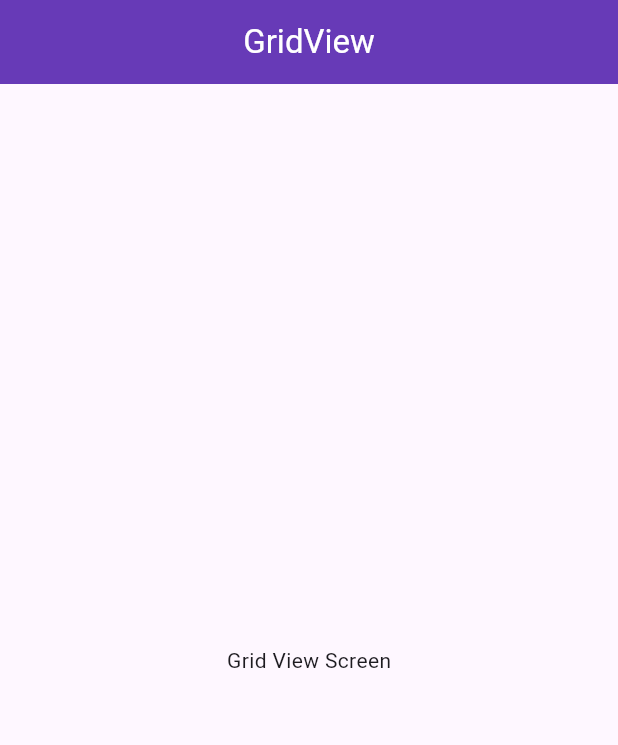
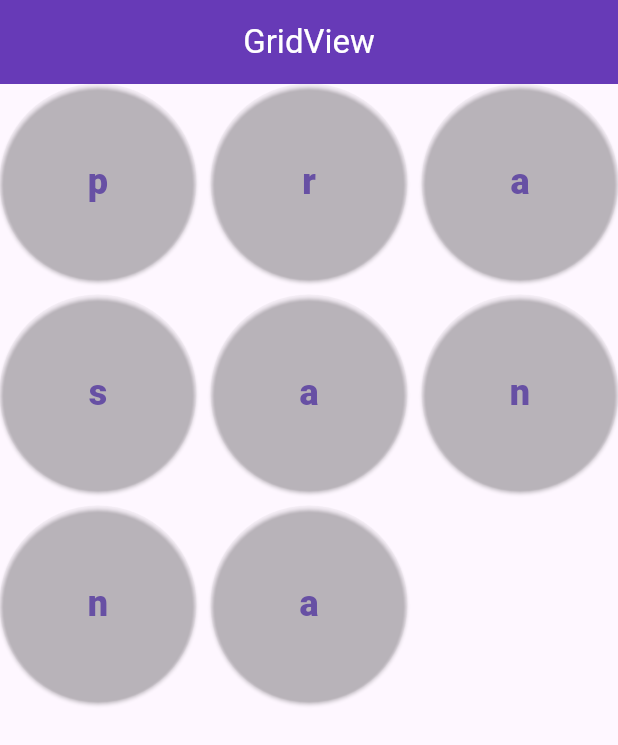
Before and after one commit to PrasannaJung/class_test, a Flutter app: the screen it shows after launch, on a phone screen of 412 x 824 dp. Shown: the top 745 px of the screen. Run offline on Flutter 3.47's test engine with Material 3 defaults, Android fonts, the phone set to English and light mode, and no system bars.

Commit message:
Final commit

```diff
--- a/lib/screen/grid_view_screen.dart
+++ b/lib/screen/grid_view_screen.dart
@@ -1,13 +1,24 @@
 import 'package:flutter/material.dart';
 
 class GridViewScreen extends StatefulWidget {
-  const GridViewScreen({super.key});
+  final String nameData;
+  const GridViewScreen({required this.nameData, super.key});
 
   @override
   State<GridViewScreen> createState() => _GridViewScreenState();
 }
 
 class _GridViewScreenState extends State<GridViewScreen> {
+  late List<String> letters;
+  late List<bool> isClicked;
+
+  @override
+  void initState() {
+    letters = widget.nameData.split('');
+    isClicked = List.generate(widget.nameData.length, (index) => false);
+    super.initState();
+  }
+
   @override
   Widget build(BuildContext context) {
     return Scaffold(
@@ -17,8 +28,38 @@ class _GridViewScreenState extends State<GridViewScreen> {
         foregroundColor: Colors.white,
         centerTitle: true,
       ),
-      body: const Center(
-        child: Text("Grid View Screen"),
+      body: GridView.count(
+        crossAxisCount: 3,
+        crossAxisSpacing: 10,
+        mainAxisSpacing: 10,
+        children: [
+          for (int i = 0; i < letters.length; i++)
+            ElevatedButton(
+              onPressed: () {
+                setState(() {
+                  if (isClicked[i]) {
+                    letters.removeAt(i);
+                    isClicked.removeAt(i);
+                  } else {
+                    isClicked[i] = true;
+                  }
+                });
+              },
+              style: ButtonStyle(
+                backgroundColor: MaterialStateProperty.resolveWith<Color>((states) {
+                  if (isClicked[i]) {
+                    return Colors.red;
+                  } else {
+                    return Colors.transparent;
+                  }
+                }),
+              ),
+              child: Text(
+                letters[i],
+                style: const TextStyle(fontSize: 24, fontWeight: FontWeight.w900),
+              ),
+            ),
+        ],
       ),
     );
   }
```
Also changed, not shown: lib/screen/splash_screen.dart (+11 -4 lines).
